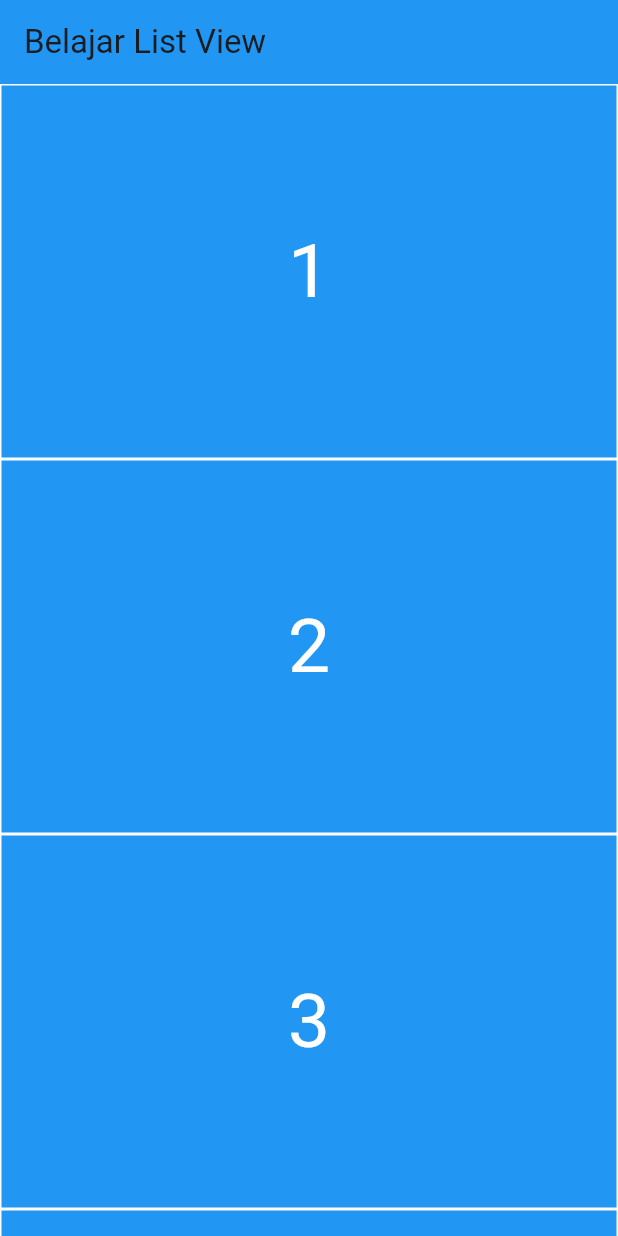
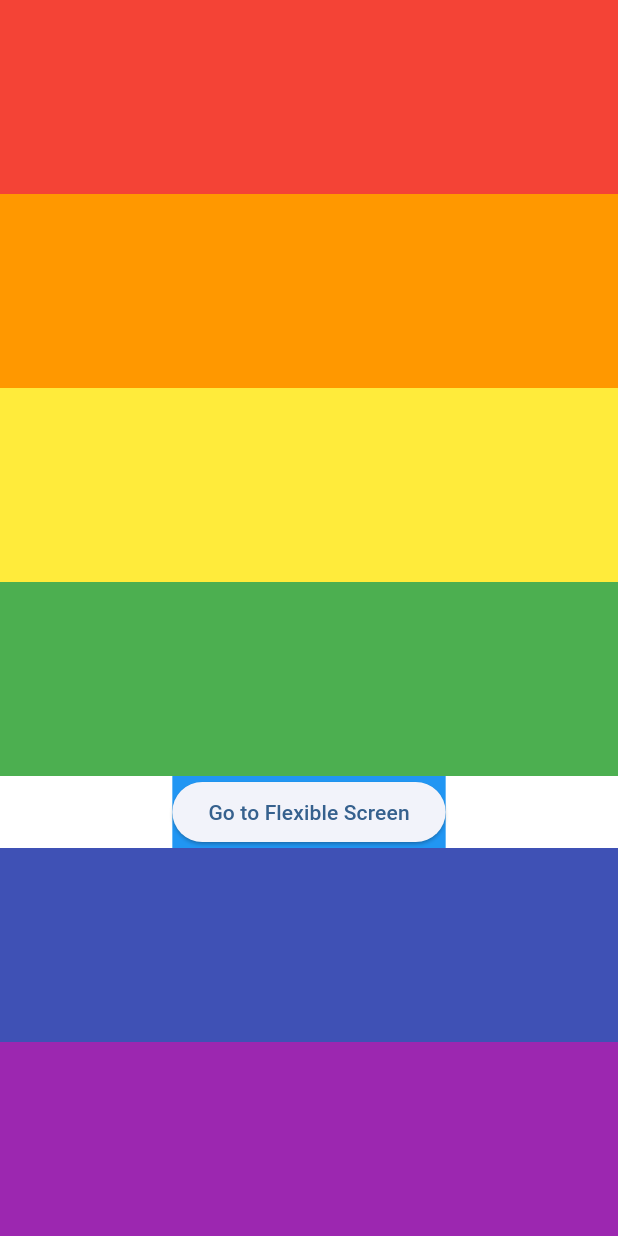
Before and after one commit to IntegerMaxx/belajar-flutter, a Flutter app: the screen it shows after launch, on a phone screen of 412 x 824 dp. Run offline on Flutter 3.47's test engine with Material 3 defaults, Android fonts, the phone set to English and light mode, and no system bars.

Commit message:
belajar expanded dan flexible widget

```diff
--- /dev/null
+++ b/lib/expandedAndFlexible.dart
@@ -0,0 +1,180 @@
+import 'package:flutter/material.dart';
+
+void main(List<String> args) {
+  runApp(const MyApp());
+}
+
+class MyApp extends StatelessWidget {
+  const MyApp({super.key});
+
+  @override
+  Widget build(BuildContext context) {
+    return MaterialApp(
+      title: 'Belajar Expanded & Flexible',
+      theme: ThemeData(
+        colorScheme: ColorScheme.fromSeed(seedColor: Colors.blue),
+        useMaterial3: true,
+      ),
+      home: (ExpandedColumnTest()),
+    );
+  }
+}
+
+class ExpandedColumnTest extends StatelessWidget {
+  const ExpandedColumnTest({super.key});
+
+  @override
+  Widget build(BuildContext context) {
+    return Column(
+      children: <Widget>[
+        Expanded(
+            child: Container(
+          color: Colors.red,
+        )),
+        Expanded(
+            child: Container(
+          color: Colors.orange,
+        )),
+        Expanded(
+            child: Container(
+          color: Colors.yellow,
+        )),
+        Expanded(
+            child: Container(
+          color: Colors.green,
+        )),
+        Container(
+          color: Colors.blue,
+          child: ElevatedButton(
+              onPressed: () {
+                Navigator.push(
+                  context,
+                  MaterialPageRoute(
+                      builder: (context) => const ExpandedFlexiblePage()),
+                );
+              },
+              child: const Text('Go to Flexible Screen')),
+        ),
+        Expanded(
+            child: Container(
+          color: Colors.indigo,
+        )),
+        Expanded(
+            child: Container(
+          color: Colors.purple,
+        )),
+      ],
+    );
+  }
+}
+
+// class FlexibleColumnTest extends StatelessWidget {
+//   const FlexibleColumnTest({super.key});
+
+//   @override
+//   Widget build(BuildContext context) {
+//     return Scaffold(
+
+//     );
+//   }
+// }
+
+class ExpandedFlexiblePage extends StatelessWidget {
+  const ExpandedFlexiblePage({Key? key}) : super(key: key);
+
+  @override
+  Widget build(BuildContext context) {
+    return Scaffold(
+      body: SafeArea(
+        child: Column(
+          children: [
+            Row(
+              children: const [
+                ExpandedWidget(),
+                FlexibleWidget(),
+              ],
+            ),
+            Row(
+              children: const [
+                ExpandedWidget(),
+                ExpandedWidget(),
+              ],
+            ),
+            Row(
+              children: const [
+                FlexibleWidget(),
+                FlexibleWidget(),
+              ],
+            ),
+            Row(
+              children: const [
+                FlexibleWidget(),
+                ExpandedWidget(),
+              ],
+            ),
+          ],
+        ),
+      ),
+    );
+  }
+}
+
+class ExpandedWidget extends StatelessWidget {
+  const ExpandedWidget({Key? key}) : super(key: key);
+
+  @override
+  Widget build(BuildContext context) {
+    return Expanded(
+      child: Container(
+        decoration: BoxDecoration(
+          color: Colors.teal,
+          border: Border.all(color: Colors.white),
+        ),
+        child: Padding(
+          padding: const EdgeInsets.all(16.0),
+          child: Text(
+            'Expanded',
+            style: TextStyle(
+              color: Colors.white,
+              fontSize: 24,
+            ),
+          ),
+        ),
+      ),
+    );
+  }
+}
+
+class FlexibleWidget extends StatelessWidget {
+  const FlexibleWidget({Key? key}) : super(key: key);
+
+  @override
+  Widget build(BuildContext context) {
+    return Flexible(
+      child: Container(
+        decoration: BoxDecoration(
+          color: Colors.tealAccent,
+          border: Border.all(color: Colors.white),
+        ),
+        child: Padding(
+          padding: const EdgeInsets.all(16.0),
+          child: Text(
+            'Flexible',
+            style: TextStyle(
+              color: Colors.teal,
+              fontSize: 24,
+            ),
+          ),
+        ),
+      ),
+    );
+  }
+}
+
+/*
+PENJELASAN: jadi expanded itu widget yana dimana dia akan menempati
+dari ukuran ruang yang tersisa, sementara flexible dia TIDAK AKAN
+mengambil ukuran ruang yang tersisa >> flexible hanya akan menampatkan
+dirinya pada ruangyang lebih kecil karna dia TIDAK mengambil ukuran
+ruang yang tersisa.
+*/
--- a/lib/listView.dart
+++ b/lib/listView.dart
@@ -1,8 +1,8 @@
 import 'package:flutter/material.dart';
 
-void main(List<String> args) {
-  runApp(const MyApp());
-}
+// void main(List<String> args) {
+//   runApp(const MyApp());
+// }
 
 class MyApp extends StatelessWidget {
   const MyApp({super.key});
```
